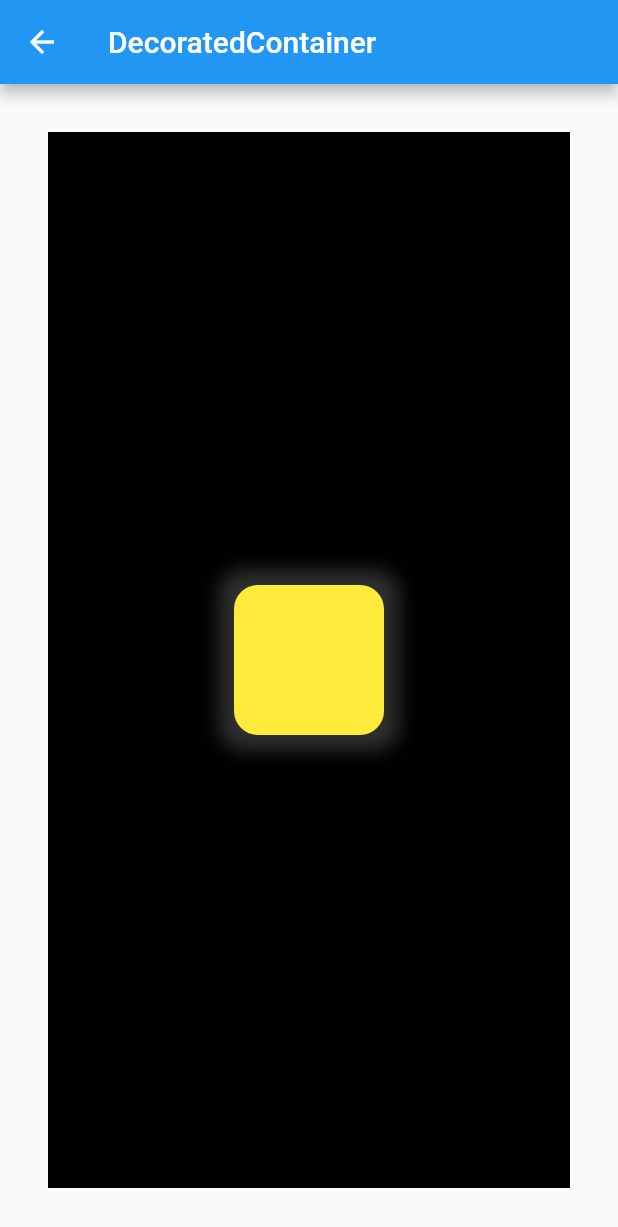
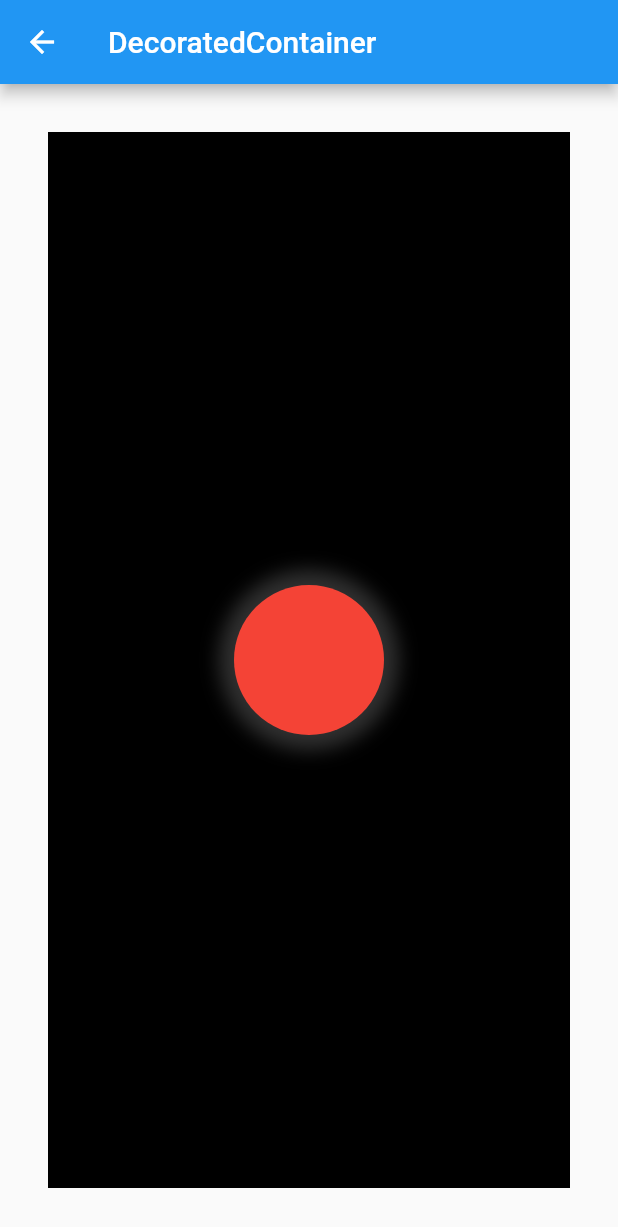
Before and after one commit to navitel-dev/custom-widgets, a Flutter app: the screen it shows after launch, after a tap on "DecoratedContainer", on a phone screen of 412 x 824 dp. Shown: the top 1227 px of the screen. Run offline on Flutter 3.47's test engine with Material 2 defaults, Android fonts, the phone set to English and light mode, and no system bars.

Commit message:
Add parameters for decoration in DecoratedBox

```diff
--- a/lib/container/decorated_container.dart
+++ b/lib/container/decorated_container.dart
@@ -37,6 +37,9 @@ class DecoratedContainer extends StatelessWidget {
     super.key,
     this.color,
     required this.radius,
+    required this.blurRadius,
+    required this.colorShadow,
+    required this.spreadRadius,
     this.width,
     this.height,
     BoxConstraints? constraints,
@@ -45,6 +48,9 @@ class DecoratedContainer extends StatelessWidget {
     this.child,
     this.decoration,
   }) : assert(constraints == null || constraints.debugAssertIsValid());
+  final Color colorShadow;
+  final double spreadRadius;
+  final double blurRadius;
   final double? width;
   final double? height;
   final double radius;
@@ -75,9 +81,9 @@ class DecoratedContainer extends StatelessWidget {
           bottomRight: Radius.circular(radius)),
       boxShadow: [
         BoxShadow(
-          color: Colors.grey.withOpacity(0.3),
-          spreadRadius: 10,
-          blurRadius: 10,
+          color: colorShadow,
+          spreadRadius: spreadRadius,
+          blurRadius: blurRadius,
           offset: const Offset(0, 0),
         ),
       ],
--- a/lib/container/decorated_container_demo.dart
+++ b/lib/container/decorated_container_demo.dart
@@ -22,10 +22,13 @@ class _DecoratedContainerDemoState extends DemoWidgetState {
         color: Colors.black,
         child: Center(
           child: DecoratedContainer(
+            colorShadow: Colors.grey.withOpacity(0.3),
+            spreadRadius: 10,
+            blurRadius: 10,
             width: 100,
             height: 100,
-            color: Colors.yellow,
-            radius: 16,
+            color: Colors.red,
+            radius: 80,
           ),
         ));
   }
```
